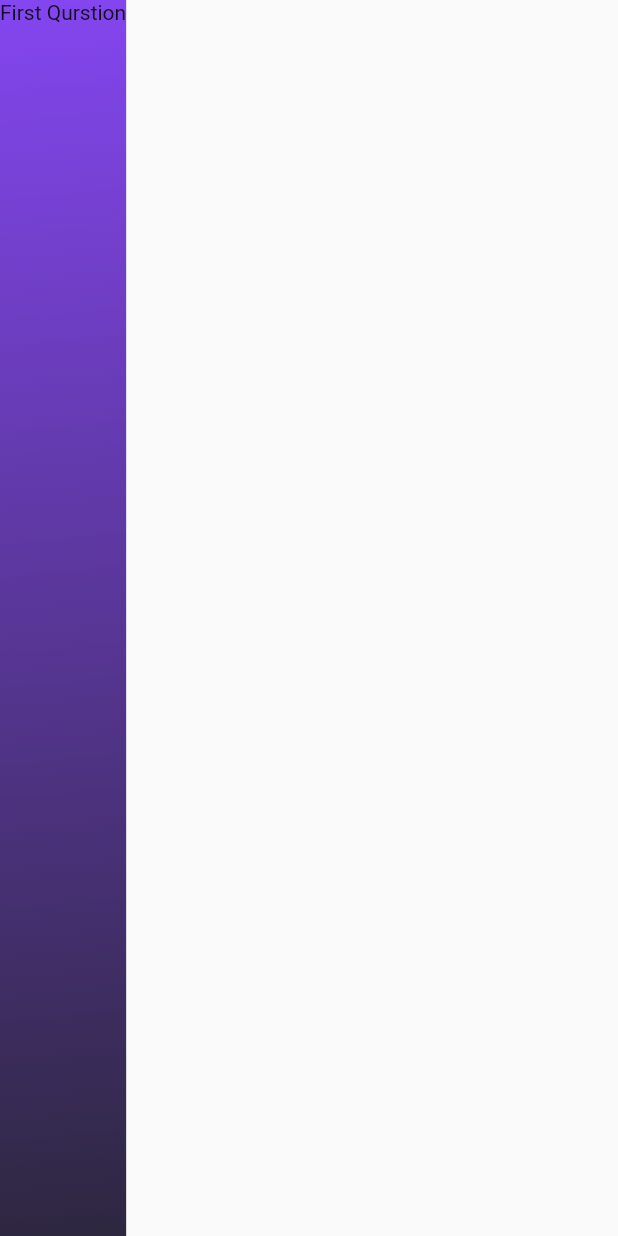
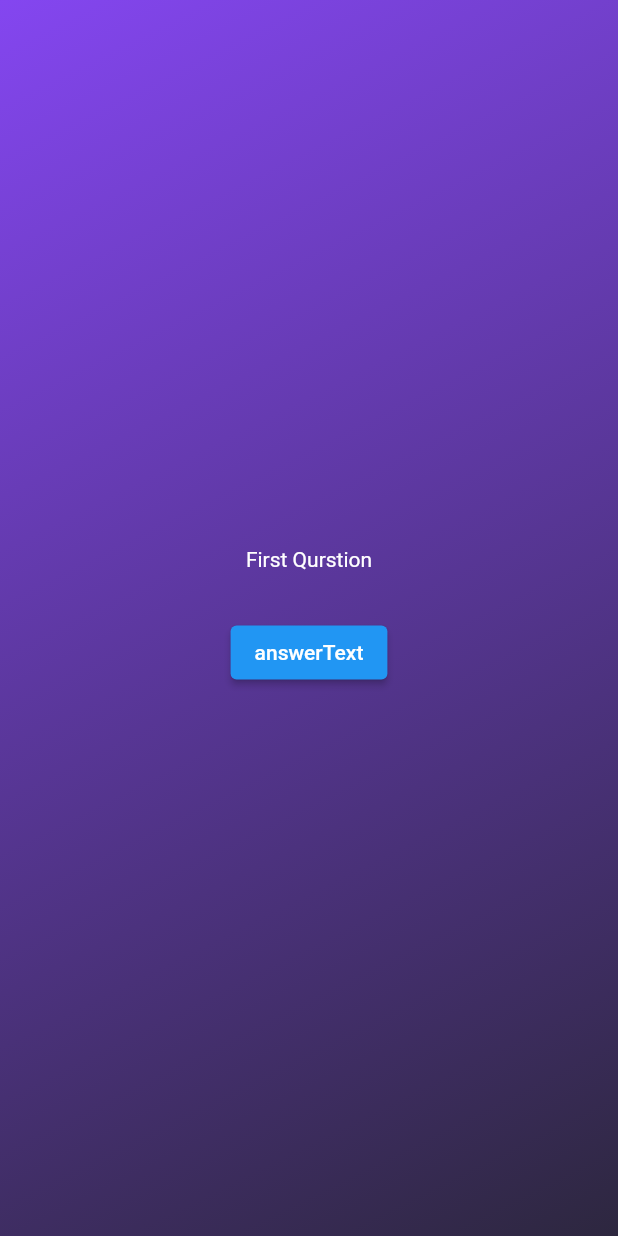
Before and after one commit to adekams/fl_simple_quiz, a Flutter app: the screen it shows after launch, after a tap on "Start Quiz", on a phone screen of 412 x 824 dp. Run offline on Flutter 3.47's test engine with Material 2 defaults, Android fonts, the phone set to English and light mode, and no system bars.

Commit message:
prototype for answer buttons

```diff
--- /dev/null
+++ b/lib/answer_button.dart
@@ -0,0 +1,20 @@
+import 'package:flutter/material.dart';
+
+class AnswerButton extends StatelessWidget {
+  const AnswerButton({
+    super.key,
+    required this.answerText,
+    required this.onBtnClick,
+  });
+
+  final String answerText;
+  final void Function() onBtnClick;
+
+  @override
+  Widget build(BuildContext context) {
+    return ElevatedButton(
+      onPressed: onBtnClick,
+      child: const Text('answerText'),
+    );
+  }
+}
--- a/lib/models/quiz_question.dart
+++ b/lib/models/quiz_question.dart
@@ -0,0 +1,6 @@
+class QuizQuestion {
+  const QuizQuestion(this.text, this.answers);
+
+  final String text;
+  final List<String> answers;
+}
--- a/lib/questions.dart
+++ b/lib/questions.dart
@@ -1,3 +1,4 @@
+import 'package:adv_basics/answer_button.dart';
 import 'package:flutter/material.dart';
 
 class QuestionScreen extends StatefulWidget {
@@ -12,8 +13,25 @@ class QuestionScreen extends StatefulWidget {
 class _QuestionScreenState extends State<QuestionScreen> {
   @override
   Widget build(context) {
-    return Column(
-      children: const [Text('First Qurstion')],
+    // use sizwdBox width to take all available space
+    return SizedBox(
+      width: double.infinity,
+      child: Column(
+        mainAxisAlignment: MainAxisAlignment.center,
+        children: [
+          const Text(
+            'First Qurstion',
+            style: TextStyle(color: Colors.white),
+          ),
+          const SizedBox(
+            height: 30,
+          ),
+          AnswerButton(
+            onBtnClick: () {},
+            answerText: 'Annswer',
+          )
+        ],
+      ),
     );
   }
 }
```
